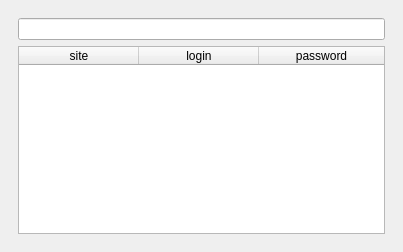
Qt form 211-331_Rubanova/LR1_RubanovaER_211_331/mainwindow.ui (LisaRubanova/211-331_Rubanova) before a commit.
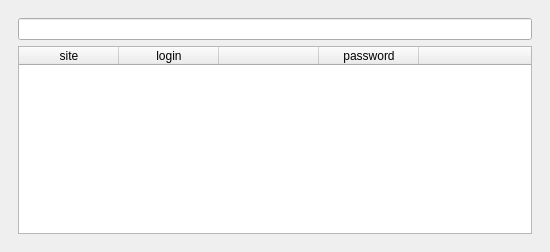
The same form after that commit. The open tabs and pages were chosen to show the change.

The edit to the form file:
```diff
--- a/211-331_Rubanova/LR1_RubanovaER_211_331/mainwindow.ui
+++ b/211-331_Rubanova/LR1_RubanovaER_211_331/mainwindow.ui
@@ -6,10 +6,16 @@
    <rect>
     <x>0</x>
     <y>0</y>
-    <width>403</width>
+    <width>550</width>
     <height>252</height>
    </rect>
   </property>
+  <property name="minimumSize">
+   <size>
+    <width>550</width>
+    <height>252</height>
+   </size>
+  </property>
   <property name="windowTitle">
    <string>MainWindow</string>
   </property>
@@ -94,11 +100,20 @@
         </item>
         <item row="1" column="0">
          <widget class="QTableWidget" name="tableWidget">
+          <property name="sizeIncrement">
+           <size>
+            <width>0</width>
+            <height>0</height>
+           </size>
+          </property>
+          <property name="layoutDirection">
+           <enum>Qt::LayoutDirection::LeftToRight</enum>
+          </property>
+          <property name="autoScrollMargin">
+           <number>16</number>
+          </property>
           <attribute name="horizontalHeaderCascadingSectionResizes">
-           <bool>false</bool>
-          </attribute>
-          <attribute name="horizontalHeaderDefaultSectionSize">
-           <number>120</number>
+           <bool>true</bool>
           </attribute>
           <attribute name="horizontalHeaderHighlightSections">
            <bool>false</bool>
@@ -122,11 +137,21 @@
             <string>login</string>
            </property>
           </column>
+          <column>
+           <property name="text">
+            <string/>
+           </property>
+          </column>
           <column>
            <property name="text">
             <string>password</string>
            </property>
           </column>
+          <column>
+           <property name="text">
+            <string/>
+           </property>
+          </column>
          </widget>
         </item>
        </layout>
```
